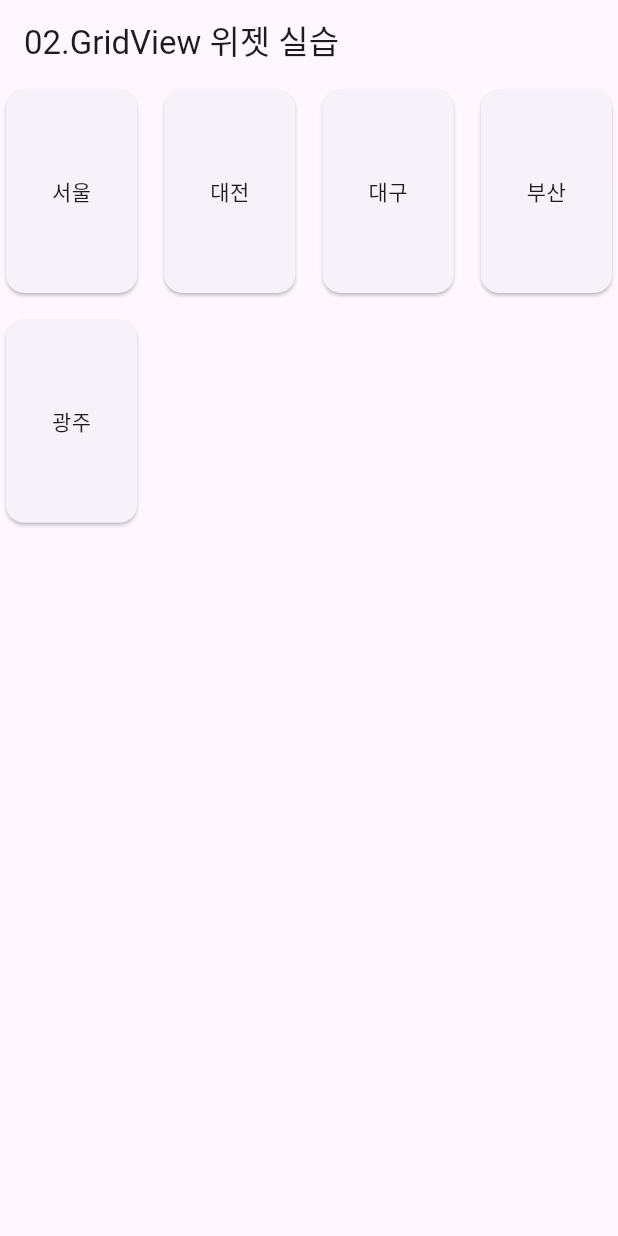
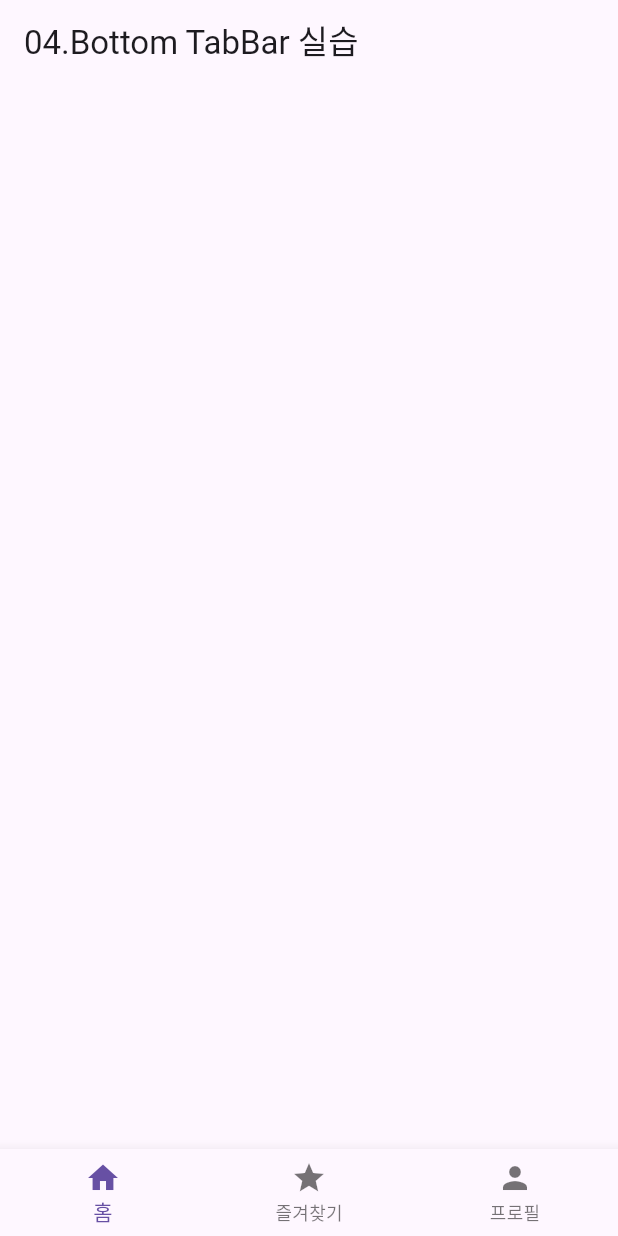
Before and after one commit to yingbbang/bnk-flutter-bootcamp, a Flutter app: the screen it shows after launch, on a phone screen of 412 x 824 dp. Run offline on Flutter 3.47's test engine with Material 3 defaults, Android fonts, the light colour scheme and no system bars.

Commit message:
feat(ch03): add PageView and TabBar widgets, update GridView example

```diff
--- a/ch03/lib/02_gridview_widget.dart
+++ b/ch03/lib/02_gridview_widget.dart
@@ -8,15 +8,13 @@
 import 'package:flutter/material.dart';
 
 void main(){
-
   runApp(GridViewTest());
-
 }
 
 class GridViewTest extends StatelessWidget {
-  //const GridViewTest({super.key});
+  GridViewTest({super.key});
 
-  List<String> cities = ['서울', '대전', '대구', '부산', '광주'];
+  final List<String> cities = ['서울', '대전', '대구', '부산', '광주'];
 
   @override
   Widget build(BuildContext context) {
--- /dev/null
+++ b/ch03/lib/04_tabbar_widget.dart
@@ -0,0 +1,83 @@
+/*
+  날짜 : 2025/10/27
+  이름 : 조지영
+  내용 : TabBar 위젯 실습하기
+*/
+import 'package:flutter/cupertino.dart';
+import 'package:flutter/material.dart';
+
+void main(){
+  //runApp(TabBarTest());
+  runApp(BottomTabBarTest());
+}
+
+class TabBarTest extends StatelessWidget {
+  const TabBarTest({super.key});
+
+  @override
+  Widget build(BuildContext context) {
+    return MaterialApp(
+        home: DefaultTabController(
+          length: 3,  // 탭 갯수
+          child: Scaffold(
+            appBar: AppBar(
+              title: const Text('04.TabBar 위젯 실습'),
+              bottom: TabBar(tabs: [
+                Tab(icon: Icon(Icons.home), text: '홈',),
+                Tab(icon: Icon(Icons.star), text: '즐겨찾기',),
+                Tab(icon: Icon(Icons.person), text: '프로필',),
+              ]
+              ),
+            ),
+            body: TabBarView(
+              children: [
+                Center(child: Text('홈 화면', style: TextStyle(fontSize: 20),),),
+                Center(child: Text('즐겨찾기 화면', style: TextStyle(fontSize: 20),),),
+                Center(child: Text('프로필 화면', style: TextStyle(fontSize: 20),),),
+              ],
+            ),
+          ),
+        )
+    );
+  }
+}
+
+class BottomTabBarTest extends StatefulWidget {
+  const BottomTabBarTest({super.key});
+
+  @override
+  State<BottomTabBarTest> createState() => _BottomTabBarTestState();
+}
+
+class _BottomTabBarTestState extends State<BottomTabBarTest> {
+
+  int _selectedIndex = 0;
+
+  // 탭 화면 위젯 리스트
+  List<Widget> _widgetList = [
+    Center(child: Text('홈 화면', style: TextStyle(fontSize: 20),),),
+    Center(child: Text('즐겨찾기 화면', style: TextStyle(fontSize: 20),),),
+    Center(child: Text('프로필 화면', style: TextStyle(fontSize: 20),),),
+  ];
+
+  @override
+  Widget build(BuildContext context) {
+    return MaterialApp(
+      home: Scaffold(
+        appBar: AppBar(
+          title: const Text('04.Bottom TabBar 실습'),
+        ),
+        body: null,
+
+        // 탭바를 아래에 위치
+        bottomNavigationBar: BottomNavigationBar(
+            items: [
+              BottomNavigationBarItem(icon: Icon(Icons.home), label: '홈'),
+              BottomNavigationBarItem(icon: Icon(Icons.star), label: '즐겨찾기'),
+              BottomNavigationBarItem(icon: Icon(Icons.person), label: '프로필'),
+            ]
+        ),
+      ),
+    );
+  }
+}
```
Also changed, not shown: ch03/lib/03_pageview_widget.dart (added, +121 -0 lines).
